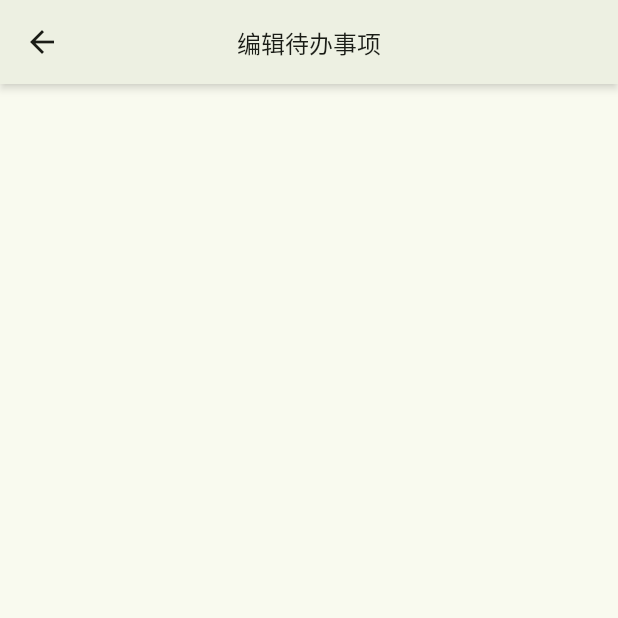
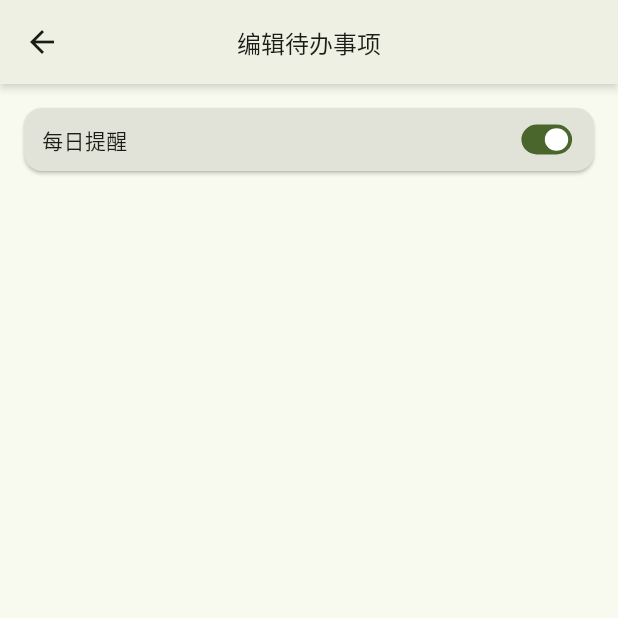
Before and after one commit to StationChnqoo/chnqoo-diary-mobile, a Flutter app: the EditTodoPage screen opened directly, on a phone screen of 412 x 824 dp, the top half of it. Run offline on Flutter 3.47's test engine with Material 3 defaults, Android fonts, the phone set to English and light mode, and no system bars; our stand-ins replace badges, bot_toast, carousel_slider, device_info_plus, dio, flutter_dotenv and 6 more; missing offline and left inert: flutter_pretty_dio_logger; accounts and stored records are empty; network calls fail.

Commit message:
💄 封装MyCard ...

```diff
--- /dev/null
+++ b/lib/constants/todo_item.dart
@@ -0,0 +1,29 @@
+import 'package:chnqoo_diary_mobile/constants/x.dart';
+
+class TodoItem {
+  String id;
+  String title;
+  String message;
+  bool isRepeat;
+  bool isDone;
+  String createTime;
+  String updateTime;
+
+  TodoItem(
+      {required this.id,
+      required this.title,
+      required this.message,
+      required this.isRepeat,
+      required this.isDone,
+      required this.createTime,
+      required this.updateTime});
+
+  static buildDefaultTodoItem() => TodoItem(
+      id: '',
+      title: '',
+      message: '',
+      isRepeat: true,
+      isDone: false,
+      createTime: x.useCurrentTime(),
+      updateTime: x.useCurrentTime());
+}
--- a/lib/constants/x.dart
+++ b/lib/constants/x.dart
@@ -6,6 +6,7 @@ import 'package:crypto/crypto.dart';
 import 'package:device_info_plus/device_info_plus.dart';
 import 'package:flutter/material.dart';
 import 'package:get/get.dart';
+import 'package:intl/intl.dart';
 import 'package:path_provider/path_provider.dart';
 import 'package:permission_handler/permission_handler.dart';
 
@@ -146,4 +147,9 @@ class x {
   static useAorB(dynamic a, dynamic b) {
     return a == Null || a == null || a == "" ? b : a;
   }
+
+  static useCurrentTime() {
+    DateTime now = DateTime.now();
+    return DateFormat('yyyy-MM-dd HH:mm:ss').format(now);
+  }
 }
--- a/lib/pages/edit/todo/index.dart
+++ b/lib/pages/edit/todo/index.dart
@@ -1,10 +1,13 @@
+import 'package:chnqoo_diary_mobile/constants/todo_item.dart';
+import 'package:chnqoo_diary_mobile/widgets/my_card.dart';
+import 'package:chnqoo_diary_mobile/widgets/my_switcher.dart';
 import 'package:flutter/material.dart';
 import 'package:chnqoo_diary_mobile/constants/states_provider.dart';
 import 'package:chnqoo_diary_mobile/widgets/my_app_bar.dart';
 import 'package:provider/provider.dart';
 
 class EditTodoPage extends StatefulWidget {
-  EditTodoPage({super.key});
+  const EditTodoPage({super.key});
 
   @override
   State<StatefulWidget> createState() => EditTodoPageState();
@@ -13,6 +16,7 @@ class EditTodoPage extends StatefulWidget {
 class EditTodoPageState extends State<EditTodoPage> {
   final scaffoldKey = GlobalKey<ScaffoldState>();
   StatesProvider statesProvider = StatesProvider();
+  TodoItem todo = TodoItem.buildDefaultTodoItem();
 
   @override
   Widget build(BuildContext context) {
@@ -26,9 +30,25 @@ class EditTodoPageState extends State<EditTodoPage> {
             padding: EdgeInsets.all(12),
             child:
                 Column(crossAxisAlignment: CrossAxisAlignment.start, children: [
-              SizedBox(
-                height: 6,
-              ),
+              MyCard(
+                  child: Container(
+                width: double.infinity,
+                child: Row(
+                  mainAxisAlignment: MainAxisAlignment.spaceBetween,
+                  children: [
+                    Text(
+                      '每日提醒',
+                      style: TextStyle(fontSize: 14),
+                    ),
+                    MySwitcher(
+                        value: todo.isRepeat,
+                        onChanged: (value) {
+                          todo.isRepeat = !todo.isRepeat;
+                          setState(() {});
+                        })
+                  ],
+                ),
+              ))
             ]),
           );
         },
--- a/lib/pages/home/widgets/notice.dart
+++ b/lib/pages/home/widgets/notice.dart
@@ -1,3 +1,4 @@
+import 'package:chnqoo_diary_mobile/widgets/my_card.dart';
 import 'package:flutter/material.dart';
 
 class HomeNotice extends StatelessWidget {
@@ -5,10 +6,8 @@ class HomeNotice extends StatelessWidget {
   Widget build(BuildContext context) {
     // TODO: implement build
     return Container(
-        padding: EdgeInsets.symmetric(horizontal: 10, vertical: 6),
         margin: EdgeInsets.symmetric(horizontal: 12, vertical: 6),
-        decoration: BoxDecoration(
-            borderRadius: BorderRadius.circular(4), color: Colors.white),
+        child: MyCard(
           child: Row(
             children: [
               Icon(
@@ -24,6 +23,7 @@ class HomeNotice extends StatelessWidget {
                 style: TextStyle(color: Colors.black54, fontSize: 14),
               )
             ],
+          ),
         ));
   }
 }
--- a/lib/routes/routes.dart
+++ b/lib/routes/routes.dart
@@ -2,6 +2,7 @@ import 'package:chnqoo_diary_mobile/pages/edit/anniversary/index.dart';
 import 'package:chnqoo_diary_mobile/pages/edit/diary/index.dart';
 import 'package:chnqoo_diary_mobile/pages/edit/motion/index.dart';
 import 'package:chnqoo_diary_mobile/pages/edit/note/index.dart';
+import 'package:chnqoo_diary_mobile/pages/edit/todo/index.dart';
 import 'package:chnqoo_diary_mobile/pages/home/index.dart';
 import 'package:chnqoo_diary_mobile/pages/login/index.dart';
 import 'package:chnqoo_diary_mobile/pages/permission/index.dart';
@@ -53,7 +54,7 @@ class RoutesClass {
     ),
     GetPage(
       name: EDIT_TODO,
-      page: () => const EditNotePage(),
+      page: () => const EditTodoPage(),
     )
   ];
 }
--- /dev/null
+++ b/lib/widgets/my_card.dart
@@ -0,0 +1,18 @@
+import 'package:flutter/material.dart';
+import 'package:flutter_screenutil/flutter_screenutil.dart';
+
+class MyCard extends StatelessWidget {
+  final Widget child;
+
+  MyCard({required this.child});
+
+  @override
+  Widget build(BuildContext context) {
+    return Card.filled(
+        child: Container(
+          padding: EdgeInsets.symmetric(vertical: 6, horizontal: 12),
+          child: child,
+        ),
+        elevation: 1);
+  }
+}
--- a/pubspec.yaml
+++ b/pubspec.yaml
@@ -26,6 +26,8 @@ dependencies:
   device_info_plus: ^9.1.2
   flutter_dotenv: ^5.1.0
   crypto: ^3.0.3
+  intl: ^0.19.0
+
 dev_dependencies:
   flutter_test:
     sdk: flutter
```
Also changed, not shown: lib/pages/home/index.dart (+7 -3 lines), lib/pages/home/widgets/activities.dart (+4 -3 lines), lib/pages/home/widgets/dates.dart (+5 -9 lines), lib/pages/home/widgets/motions.dart (+8 -9 lines), lib/pages/home/widgets/notes.dart (+4 -5 lines), lib/pages/home/widgets/todos.dart (+5 -9 lines), lib/pages/home/widgets/topics.dart (+7 -13 lines), lib/widgets/my_icon-button.dart (+3 -5 lines), pubspec.lock. Lines whose indentation alone changed are shown as unchanged.
